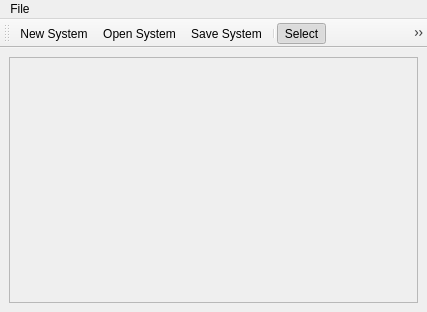
This is DCGUI/Windows/GraphEditor.ui in DanielZorin/DataCenters as Qt 5 draws it before an edit. The edited form follows.
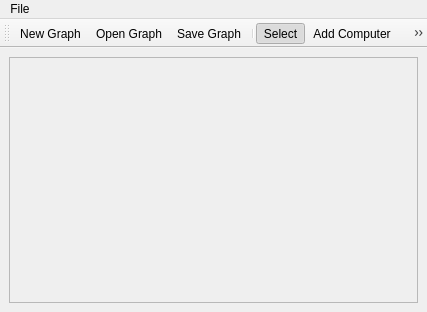
This is the edited form. Icons and pictures are not drawn.

Commit message:
Resources Graph Editor fixes
*opening and saving files
*deleting vertices
*icons for 'selected' vertices
*drawing lines between vertices instead of arrows
*correct edge and storage dialogs

Patch:
```diff
--- a/DCGUI/Windows/GraphEditor.ui
+++ b/DCGUI/Windows/GraphEditor.ui
@@ -153,7 +153,7 @@
      <normaloff>:/pics/pics/page.png</normaloff>:/pics/pics/page.png</iconset>
    </property>
    <property name="text">
-    <string>New System</string>
+    <string>New Graph</string>
    </property>
    <property name="shortcut">
     <string>Ctrl+N</string>
@@ -165,7 +165,7 @@
      <normaloff>:/pics/pics/folder.png</normaloff>:/pics/pics/folder.png</iconset>
    </property>
    <property name="text">
-    <string>Open System</string>
+    <string>Open Graph</string>
    </property>
    <property name="shortcut">
     <string>Ctrl+O</string>
@@ -177,7 +177,7 @@
      <normaloff>:/pics/pics/cd.png</normaloff>:/pics/pics/cd.png</iconset>
    </property>
    <property name="text">
-    <string>Save System</string>
+    <string>Save Graph</string>
    </property>
    <property name="shortcut">
     <string>Ctrl+S</string>
```
Left out of the diff: 4 changed lines with no effect on the pictures. The commit also changes 15 other files.
